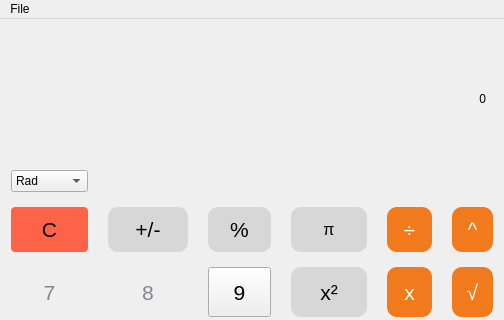
Old version of the form Calculator/mainwindow.ui in the repository Arsenic-ATG/Qt-calculator; both pictures show x 0 to 504 and y 0 to 320 of the 504 by 520 pixel window.
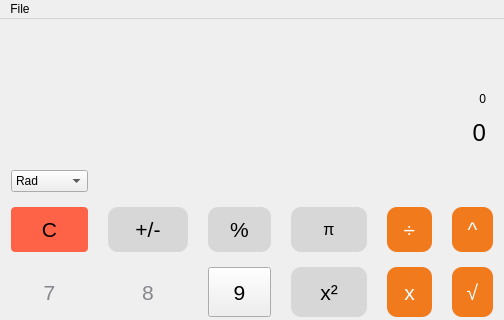
New version of the form.

```diff
--- a/Calculator/mainwindow.ui
+++ b/Calculator/mainwindow.ui
@@ -149,7 +149,7 @@
 }</string>
          </property>
          <property name="text">
-          <string/>
+          <string>0</string>
          </property>
          <property name="alignment">
           <set>Qt::AlignmentFlag::AlignRight|Qt::AlignmentFlag::AlignTrailing|Qt::AlignmentFlag::AlignVCenter</set>
```
